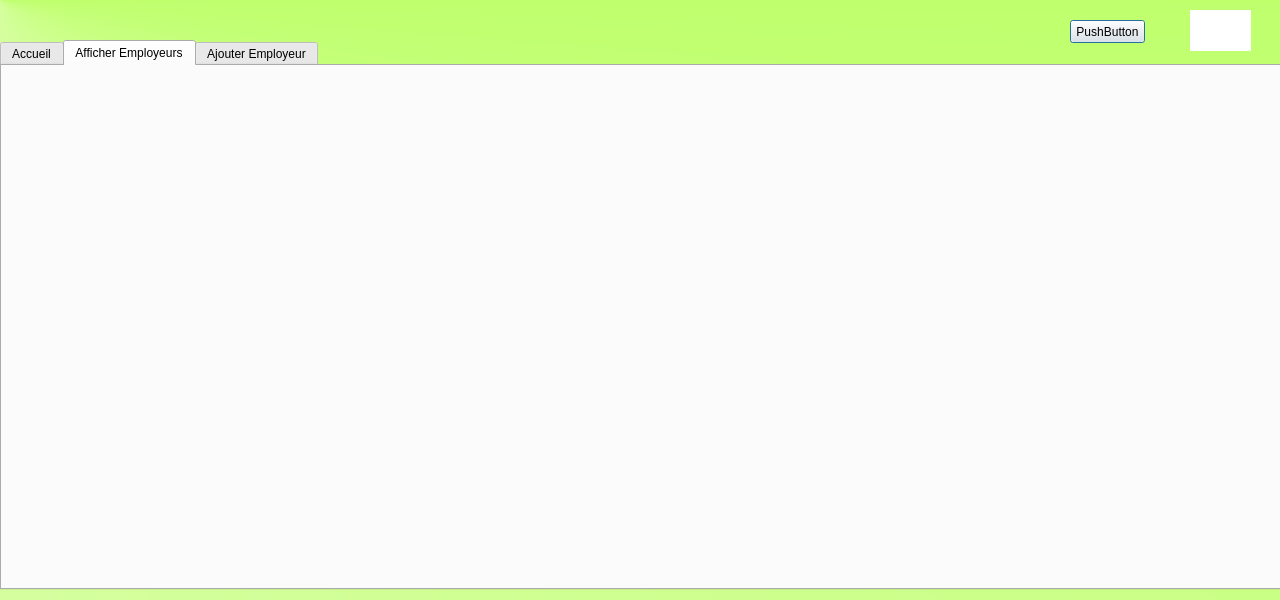
Above: acceuil.ui from 191JFT2263/FuseSmart before the change. Below: the same form after it.
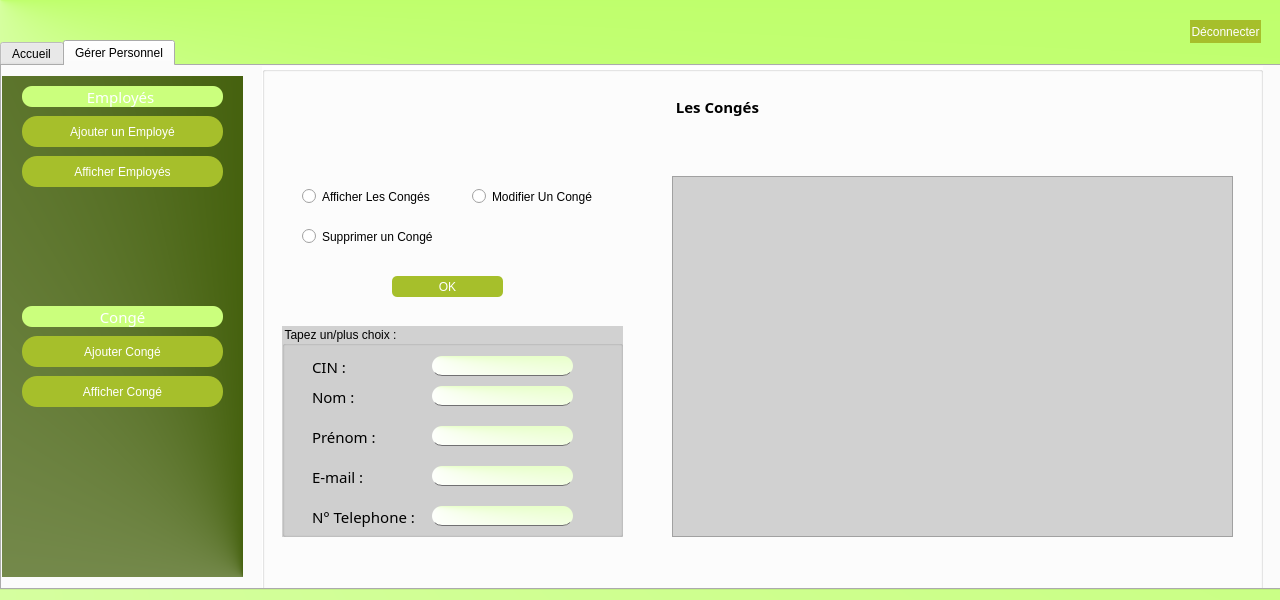
That is the form after the change. The open tabs and pages were chosen to show the change.

What changed in the file:
```diff
--- a/acceuil.ui
+++ b/acceuil.ui
@@ -18,10 +18,65 @@
   </property>
   <property name="styleSheet">
    <string notr="true">QDialog{
-background:qconicalgradient(cx:0, cy:0, angle:98.8, stop:0 rgba(255, 255, 255, 255), stop:1 rgba(167, 255, 53, 255));}
+background:qconicalgradient(cx:0, cy:0, angle:98.8, stop:0 rgba(255, 255, 255, 255), stop:1 rgba(167, 255, 53, 255));
+
+}
+
 #decnx{
 background : white ;
-}</string>
+}
+
+
+QLineEdit
+{
+background : qconicalgradient(cx:0, cy:0, angle:264, stop:0 rgba(255, 255, 255, 255), stop:1 rgba(167, 255, 53, 255));
+border-radius:10px;
+color : #717072;
+font-family:century;
+border-bottom:1px solid#717072;
+
+}
+
+QLineEdit:hover
+{
+background : qconicalgradient(cx:0, cy:0, angle:264, stop:0 rgba(255, 255, 255, 255), stop:1 rgba(167, 255, 53, 255));
+border-radius:10px;
+color : #717072;
+border-bottom:1px solid rgb(90, 93, 255);
+font-family:century;
+
+}
+
+QDateEdit{
+background : qconicalgradient(cx:0, cy:0, angle:264, stop:0 rgba(255, 255, 255, 255), stop:1 rgba(167, 255, 53, 255));
+border-radius:10px;
+color : #717072;
+font-family:century;
+border-bottom:1px solid#717072;
+}
+
+
+
+
+
+QLabel{
+color : black;
+font-family:century c;
+font-size:15px;
+}
+
+QPushButton
+{
+background : rgb(166, 191, 43);
+color : white ;
+border-radius:15px;
+}
+QPushButton:hover
+{
+background:	rgb(255, 232, 103);
+border-radius:10px;
+}
+</string>
   </property>
   <property name="sizeGripEnabled">
    <bool>false</bool>
@@ -40,7 +95,18 @@
    </property>
    <property name="styleSheet">
     <string notr="true">QDialog{
-background:qconicalgradient(cx:0, cy:0, angle:98.8, stop:0 rgba(255, 255, 255, 255), stop:1 rgba(167, 255, 53, 255));}</string>
+background:qconicalgradient(cx:0, cy:0, angle:98.8, stop:0 rgba(255, 255, 255, 255), stop:1 rgba(167, 255, 53, 255));
+
+}
+
+QGroupBox
+{
+
+background :qlineargradient(spread:pad, x1:0, y1:0, x2:1, y2:1, stop:0 rgba(255, 255, 255, 255), stop:1 rgba(255, 255, 255, 255))
+;
+
+
+}</string>
    </property>
    <property name="currentIndex">
     <number>2</number>
@@ -52,39 +118,1415 @@
    </widget>
    <widget class="QWidget" name="tab2">
     <attribute name="title">
-     <string>Afficher Employeurs</string>
-    </attribute>
-   </widget>
-   <widget class="QWidget" name="tab3">
-    <attribute name="title">
-     <string>Ajouter Employeur</string>
-    </attribute>
-   </widget>
-  </widget>
-  <widget class="QLabel" name="decnx">
-   <property name="geometry">
-    <rect>
-     <x>1190</x>
-     <y>10</y>
-     <width>61</width>
-     <height>41</height>
-    </rect>
-   </property>
-   <property name="text">
-    <string/>
-   </property>
+     <string>Gérer Personnel</string>
+    </attribute>
+    <widget class="QGroupBox" name="groupBox">
+     <property name="geometry">
+      <rect>
+       <x>0</x>
+       <y>10</y>
+       <width>241</width>
+       <height>501</height>
+      </rect>
+     </property>
+     <property name="styleSheet">
+      <string notr="true">QGroupBox
+{
+background : qconicalgradient(cx:1, cy:1, angle:89.1, stop:0 rgba(69, 97, 14, 255), stop:1 rgba(255, 255, 255, 255));
+border :0px;
+}
+QLabel
+{
+background  : transparent ;
+color : white;
+font-size:15px;
+background:	rgb(203, 255, 125);
+border-radius:10px;
+}</string>
+     </property>
+     <property name="title">
+      <string/>
+     </property>
+     <widget class="QPushButton" name="pushButton_2">
+      <property name="geometry">
+       <rect>
+        <x>20</x>
+        <y>40</y>
+        <width>201</width>
+        <height>31</height>
+       </rect>
+      </property>
+      <property name="text">
+       <string>Ajouter un Employé</string>
+      </property>
+     </widget>
+     <widget class="QPushButton" name="pushButton_3">
+      <property name="geometry">
+       <rect>
+        <x>20</x>
+        <y>80</y>
+        <width>201</width>
+        <height>31</height>
+       </rect>
+      </property>
+      <property name="text">
+       <string>Afficher Employés</string>
+      </property>
+     </widget>
+     <widget class="QLabel" name="label_9">
+      <property name="geometry">
+       <rect>
+        <x>20</x>
+        <y>10</y>
+        <width>201</width>
+        <height>21</height>
+       </rect>
+      </property>
+      <property name="font">
+       <font>
+        <family>century c</family>
+        <pointsize>-1</pointsize>
+        <weight>50</weight>
+        <bold>false</bold>
+       </font>
+      </property>
+      <property name="text">
+       <string>Employés </string>
+      </property>
+      <property name="alignment">
+       <set>Qt::AlignCenter</set>
+      </property>
+     </widget>
+     <widget class="QLabel" name="label_10">
+      <property name="geometry">
+       <rect>
+        <x>20</x>
+        <y>230</y>
+        <width>201</width>
+        <height>21</height>
+       </rect>
+      </property>
+      <property name="font">
+       <font>
+        <family>century c</family>
+        <pointsize>-1</pointsize>
+        <weight>50</weight>
+        <bold>false</bold>
+       </font>
+      </property>
+      <property name="text">
+       <string>Congé</string>
+      </property>
+      <property name="alignment">
+       <set>Qt::AlignCenter</set>
+      </property>
+     </widget>
+     <widget class="QPushButton" name="ajouter_conge">
+      <property name="geometry">
+       <rect>
+        <x>20</x>
+        <y>260</y>
+        <width>201</width>
+        <height>31</height>
+       </rect>
+      </property>
+      <property name="text">
+       <string>Ajouter Congé</string>
+      </property>
+     </widget>
+     <widget class="QPushButton" name="afficher_conge">
+      <property name="geometry">
+       <rect>
+        <x>20</x>
+        <y>300</y>
+        <width>201</width>
+        <height>31</height>
+       </rect>
+      </property>
+      <property name="text">
+       <string>Afficher Congé</string>
+      </property>
+     </widget>
+    </widget>
+    <widget class="QGroupBox" name="groupBox_Ajouter">
+     <property name="geometry">
+      <rect>
+       <x>260</x>
+       <y>0</y>
+       <width>1001</width>
+       <height>511</height>
+      </rect>
+     </property>
+     <property name="styleSheet">
+      <string notr="true">QGroupBox
+{
+/*
+background :qlineargradient(spread:pad, x1:0, y1:0, x2:1, y2:1, stop:0 rgba(248, 255, 212, 255), stop:1 rgba(255, 255, 255, 255))
+;*/
+
+background:white;
+
+}</string>
+     </property>
+     <property name="title">
+      <string/>
+     </property>
+     <property name="alignment">
+      <set>Qt::AlignCenter</set>
+     </property>
+     <widget class="QLabel" name="AjouterEmploye">
+      <property name="geometry">
+       <rect>
+        <x>470</x>
+        <y>10</y>
+        <width>181</width>
+        <height>91</height>
+       </rect>
+      </property>
+      <property name="font">
+       <font>
+        <family>century c</family>
+        <pointsize>-1</pointsize>
+       </font>
+      </property>
+      <property name="text">
+       <string>Ajouter employé</string>
+      </property>
+     </widget>
+     <widget class="QFrame" name="frame">
+      <property name="geometry">
+       <rect>
+        <x>200</x>
+        <y>90</y>
+        <width>621</width>
+        <height>371</height>
+       </rect>
+      </property>
+      <property name="styleSheet">
+       <string notr="true">QFrame
+{
+background: rgb(209, 209, 209);
+border-raduis:50px;
+}</string>
+      </property>
+      <property name="frameShape">
+       <enum>QFrame::StyledPanel</enum>
+      </property>
+      <property name="frameShadow">
+       <enum>QFrame::Raised</enum>
+      </property>
+      <widget class="QLineEdit" name="lineEdit_5">
+       <property name="geometry">
+        <rect>
+         <x>280</x>
+         <y>210</y>
+         <width>211</width>
+         <height>21</height>
+        </rect>
+       </property>
+       <property name="alignment">
+        <set>Qt::AlignCenter</set>
+       </property>
+       <property name="placeholderText">
+        <string>ex:28000046</string>
+       </property>
+      </widget>
+      <widget class="QLabel" name="label_4">
+       <property name="geometry">
+        <rect>
+         <x>120</x>
+         <y>101</y>
+         <width>151</width>
+         <height>21</height>
+        </rect>
+       </property>
+       <property name="text">
+        <string>* Nom :</string>
+       </property>
+       <property name="alignment">
+        <set>Qt::AlignLeading|Qt::AlignLeft|Qt::AlignVCenter</set>
+       </property>
+      </widget>
+      <widget class="QLineEdit" name="lineEdit_6">
+       <property name="geometry">
+        <rect>
+         <x>280</x>
+         <y>251</y>
+         <width>211</width>
+         <height>21</height>
+        </rect>
+       </property>
+       <property name="alignment">
+        <set>Qt::AlignCenter</set>
+       </property>
+       <property name="placeholderText">
+        <string>a@gmail.com</string>
+       </property>
+      </widget>
+      <widget class="QLabel" name="label_3">
+       <property name="geometry">
+        <rect>
+         <x>120</x>
+         <y>71</y>
+         <width>151</width>
+         <height>21</height>
+        </rect>
+       </property>
+       <property name="text">
+        <string>* Prenom :</string>
+       </property>
+       <property name="alignment">
+        <set>Qt::AlignLeading|Qt::AlignLeft|Qt::AlignVCenter</set>
+       </property>
+      </widget>
+      <widget class="QLabel" name="label_5">
+       <property name="geometry">
+        <rect>
+         <x>120</x>
+         <y>131</y>
+         <width>151</width>
+         <height>21</height>
+        </rect>
+       </property>
+       <property name="text">
+        <string>* Date de naissance :</string>
+       </property>
+       <property name="alignment">
+        <set>Qt::AlignLeading|Qt::AlignLeft|Qt::AlignVCenter</set>
+       </property>
+      </widget>
+      <widget class="QPushButton" name="pushButton_6">
+       <property name="geometry">
+        <rect>
+         <x>320</x>
+         <y>310</y>
+         <width>111</width>
+         <height>31</height>
+        </rect>
+       </property>
+       <property name="text">
+        <string>Annuler</string>
+       </property>
+      </widget>
+      <widget class="QLabel" name="label_6">
+       <property name="geometry">
+        <rect>
+         <x>120</x>
+         <y>252</y>
+         <width>131</width>
+         <height>21</height>
+        </rect>
+       </property>
+       <property name="text">
+        <string>* E-mail :</string>
+       </property>
+       <property name="alignment">
+        <set>Qt::AlignLeading|Qt::AlignLeft|Qt::AlignVCenter</set>
+       </property>
+      </widget>
+      <widget class="QLineEdit" name="lineEdit_3">
+       <property name="geometry">
+        <rect>
+         <x>280</x>
+         <y>101</y>
+         <width>211</width>
+         <height>20</height>
+        </rect>
+       </property>
+       <property name="alignment">
+        <set>Qt::AlignCenter</set>
+       </property>
+       <property name="placeholderText">
+        <string>El Madhkour</string>
+       </property>
+      </widget>
+      <widget class="QLineEdit" name="lineEdit">
+       <property name="geometry">
+        <rect>
+         <x>280</x>
+         <y>41</y>
+         <width>211</width>
+         <height>20</height>
+        </rect>
+       </property>
+       <property name="inputMask">
+        <string/>
+       </property>
+       <property name="text">
+        <string/>
+       </property>
+       <property name="alignment">
+        <set>Qt::AlignCenter</set>
+       </property>
+       <property name="placeholderText">
+        <string>ex:12345678</string>
+       </property>
+      </widget>
+      <widget class="QDateEdit" name="dateEdit">
+       <property name="geometry">
+        <rect>
+         <x>280</x>
+         <y>131</y>
+         <width>211</width>
+         <height>22</height>
+        </rect>
+       </property>
+       <property name="frame">
+        <bool>true</bool>
+       </property>
+       <property name="alignment">
+        <set>Qt::AlignCenter</set>
+       </property>
+       <property name="buttonSymbols">
+        <enum>QAbstractSpinBox::UpDownArrows</enum>
+       </property>
+       <property name="correctionMode">
+        <enum>QAbstractSpinBox::CorrectToPreviousValue</enum>
+       </property>
+       <property name="displayFormat">
+        <string>dd/MM/yyyy</string>
+       </property>
+       <property name="calendarPopup">
+        <bool>false</bool>
+       </property>
+      </widget>
+      <widget class="QLabel" name="label_8">
+       <property name="geometry">
+        <rect>
+         <x>120</x>
+         <y>212</y>
+         <width>131</width>
+         <height>21</height>
+        </rect>
+       </property>
+       <property name="text">
+        <string>* N° Telephone :</string>
+       </property>
+       <property name="alignment">
+        <set>Qt::AlignLeading|Qt::AlignLeft|Qt::AlignVCenter</set>
+       </property>
+      </widget>
+      <widget class="QLineEdit" name="lineEdit_2">
+       <property name="geometry">
+        <rect>
+         <x>280</x>
+         <y>71</y>
+         <width>211</width>
+         <height>20</height>
+        </rect>
+       </property>
+       <property name="alignment">
+        <set>Qt::AlignCenter</set>
+       </property>
+       <property name="placeholderText">
+        <string>Nasreddine</string>
+       </property>
+      </widget>
+      <widget class="QLabel" name="label_2">
+       <property name="geometry">
+        <rect>
+         <x>120</x>
+         <y>41</y>
+         <width>151</width>
+         <height>21</height>
+        </rect>
+       </property>
+       <property name="text">
+        <string>* CIN :</string>
+       </property>
+       <property name="alignment">
+        <set>Qt::AlignLeading|Qt::AlignLeft|Qt::AlignVCenter</set>
+       </property>
+      </widget>
+      <widget class="QLabel" name="label_7">
+       <property name="geometry">
+        <rect>
+         <x>120</x>
+         <y>172</y>
+         <width>131</width>
+         <height>21</height>
+        </rect>
+       </property>
+       <property name="text">
+        <string>* Adresse :</string>
+       </property>
+       <property name="alignment">
+        <set>Qt::AlignLeading|Qt::AlignLeft|Qt::AlignVCenter</set>
+       </property>
+      </widget>
+      <widget class="QLineEdit" name="lineEdit_4">
+       <property name="geometry">
+        <rect>
+         <x>280</x>
+         <y>170</y>
+         <width>211</width>
+         <height>21</height>
+        </rect>
+       </property>
+       <property name="alignment">
+        <set>Qt::AlignCenter</set>
+       </property>
+       <property name="placeholderText">
+        <string>Ariana Soghra</string>
+       </property>
+      </widget>
+      <widget class="QPushButton" name="pushButton_5">
+       <property name="geometry">
+        <rect>
+         <x>204</x>
+         <y>310</y>
+         <width>111</width>
+         <height>31</height>
+        </rect>
+       </property>
+       <property name="text">
+        <string>Ajouter</string>
+       </property>
+      </widget>
+     </widget>
+     <zorder>frame</zorder>
+     <zorder>AjouterEmploye</zorder>
+    </widget>
+    <widget class="QGroupBox" name="groupBox_afficherEmployes">
+     <property name="geometry">
+      <rect>
+       <x>260</x>
+       <y>0</y>
+       <width>1001</width>
+       <height>511</height>
+      </rect>
+     </property>
+     <property name="styleSheet">
+      <string notr="true">QPushButton
+{
+background : rgb(166, 191, 43);
+color : white ;
+border-radius:5px;
+}
+QPushButton:hover
+{
+background:	rgb(255, 232, 103);
+border-radius:10px;
+}
+
+
+QGroupBox
+{
+
+background :qlineargradient(spread:pad, x1:0, y1:0, x2:1, y2:1, stop:0 rgba(255, 255, 255, 255), stop:1 rgba(255, 255, 255, 255))
+;
+
+
+
+}</string>
+     </property>
+     <property name="title">
+      <string/>
+     </property>
+     <property name="alignment">
+      <set>Qt::AlignCenter</set>
+     </property>
+     <widget class="QLabel" name="label_17">
+      <property name="geometry">
+       <rect>
+        <x>370</x>
+        <y>20</y>
+        <width>291</width>
+        <height>41</height>
+       </rect>
+      </property>
+      <property name="font">
+       <font>
+        <family>century c</family>
+        <pointsize>-1</pointsize>
+        <weight>75</weight>
+        <bold>true</bold>
+       </font>
+      </property>
+      <property name="text">
+       <string> Les Employés</string>
+      </property>
+     </widget>
+     <widget class="QTableView" name="tableView">
+      <property name="geometry">
+       <rect>
+        <x>410</x>
+        <y>110</y>
+        <width>561</width>
+        <height>361</height>
+       </rect>
+      </property>
+      <property name="styleSheet">
+       <string notr="true">QTableView
+{
+background: rgb(209, 209, 209);
+
+
+}
+
+QTableView:hover
+{
+background: rgb(189, 189, 56);
+}</string>
+      </property>
+     </widget>
+     <widget class="QGroupBox" name="groupBox_4">
+      <property name="geometry">
+       <rect>
+        <x>20</x>
+        <y>260</y>
+        <width>341</width>
+        <height>211</height>
+       </rect>
+      </property>
+      <property name="styleSheet">
+       <string notr="true">QGroupBox
+{
+background: rgb(209, 209, 209);
+
+}</string>
+      </property>
+      <property name="title">
+       <string>Tapez un/plus choix :</string>
+      </property>
+      <widget class="QLabel" name="label_18">
+       <property name="geometry">
+        <rect>
+         <x>30</x>
+         <y>30</y>
+         <width>111</width>
+         <height>21</height>
+        </rect>
+       </property>
+       <property name="text">
+        <string>CIN :</string>
+       </property>
+      </widget>
+      <widget class="QLabel" name="label_20">
+       <property name="geometry">
+        <rect>
+         <x>30</x>
+         <y>100</y>
+         <width>111</width>
+         <height>21</height>
+        </rect>
+       </property>
+       <property name="text">
+        <string>Prénom :</string>
+       </property>
+      </widget>
+      <widget class="QLabel" name="label_19">
+       <property name="geometry">
+        <rect>
+         <x>30</x>
+         <y>60</y>
+         <width>111</width>
+         <height>21</height>
+        </rect>
+       </property>
+       <property name="text">
+        <string>Nom :</string>
+       </property>
+      </widget>
+      <widget class="QLabel" name="label_26">
+       <property name="geometry">
+        <rect>
+         <x>30</x>
+         <y>140</y>
+         <width>111</width>
+         <height>21</height>
+        </rect>
+       </property>
+       <property name="text">
+        <string>E-mail :</string>
+       </property>
+      </widget>
+      <widget class="QLabel" name="label_27">
+       <property name="geometry">
+        <rect>
+         <x>30</x>
+         <y>180</y>
+         <width>111</width>
+         <height>21</height>
+        </rect>
+       </property>
+       <property name="text">
+        <string>N° Telephone :</string>
+       </property>
+      </widget>
+      <widget class="QLineEdit" name="lineEdit_19">
+       <property name="geometry">
+        <rect>
+         <x>150</x>
+         <y>30</y>
+         <width>141</width>
+         <height>20</height>
+        </rect>
+       </property>
+       <property name="alignment">
+        <set>Qt::AlignCenter</set>
+       </property>
+      </widget>
+      <widget class="QLineEdit" name="lineEdit_20">
+       <property name="geometry">
+        <rect>
+         <x>150</x>
+         <y>60</y>
+         <width>141</width>
+         <height>20</height>
+        </rect>
+       </property>
+       <property name="alignment">
+        <set>Qt::AlignCenter</set>
+       </property>
+      </widget>
+      <widget class="QLineEdit" name="lineEdit_21">
+       <property name="geometry">
+        <rect>
+         <x>150</x>
+         <y>100</y>
+         <width>141</width>
+         <height>20</height>
+        </rect>
+       </property>
+       <property name="alignment">
+        <set>Qt::AlignCenter</set>
+       </property>
+      </widget>
+      <widget class="QLineEdit" name="lineEdit_22">
+       <property name="geometry">
+        <rect>
+         <x>150</x>
+         <y>140</y>
+         <width>141</width>
+         <height>20</height>
+        </rect>
+       </property>
+       <property name="alignment">
+        <set>Qt::AlignCenter</set>
+       </property>
+      </widget>
+      <widget class="QLineEdit" name="lineEdit_23">
+       <property name="geometry">
+        <rect>
+         <x>150</x>
+         <y>180</y>
+         <width>141</width>
+         <height>20</height>
+        </rect>
+       </property>
+       <property name="alignment">
+        <set>Qt::AlignCenter</set>
+       </property>
+      </widget>
+     </widget>
+     <widget class="QRadioButton" name="radioButton">
+      <property name="geometry">
+       <rect>
+        <x>40</x>
+        <y>120</y>
+        <width>151</width>
+        <height>21</height>
+       </rect>
+      </property>
+      <property name="text">
+       <string>Afficher Tous les employés</string>
+      </property>
+     </widget>
+     <widget class="QRadioButton" name="radioButton_2">
+      <property name="geometry">
+       <rect>
+        <x>210</x>
+        <y>120</y>
+        <width>121</width>
+        <height>21</height>
+       </rect>
+      </property>
+      <property name="text">
+       <string>Un Employé</string>
+      </property>
+     </widget>
+     <widget class="QPushButton" name="pushButton_9">
+      <property name="geometry">
+       <rect>
+        <x>120</x>
+        <y>200</y>
+        <width>111</width>
+        <height>23</height>
+       </rect>
+      </property>
+      <property name="text">
+       <string>OK</string>
+      </property>
+     </widget>
+     <widget class="QRadioButton" name="radioButton_3">
+      <property name="geometry">
+       <rect>
+        <x>40</x>
+        <y>160</y>
+        <width>151</width>
+        <height>21</height>
+       </rect>
+      </property>
+      <property name="text">
+       <string>Supprimer un employé</string>
+      </property>
+     </widget>
+     <widget class="QRadioButton" name="radioButton_4">
+      <property name="geometry">
+       <rect>
+        <x>210</x>
+        <y>160</y>
+        <width>121</width>
+        <height>21</height>
+       </rect>
+      </property>
+      <property name="text">
+       <string>Modifier Un employé</string>
+      </property>
+     </widget>
+    </widget>
+    <widget class="QGroupBox" name="groupBox_Conge">
+     <property name="geometry">
+      <rect>
+       <x>260</x>
+       <y>0</y>
+       <width>1001</width>
+       <height>511</height>
+      </rect>
+     </property>
+     <property name="styleSheet">
+      <string notr="true">QPushButton
+{
+background : rgb(166, 191, 43);
+color : white ;
+border-radius:5px;
+}
+QPushButton:hover
+{
+background:	rgb(255, 232, 103);
+border-radius:10px;
+}
+
+
+QGroupBox
+{
+
+background :qlineargradient(spread:pad, x1:0, y1:0, x2:1, y2:1, stop:0 rgba(255, 255, 255, 255), stop:1 rgba(255, 255, 255, 255))
+;
+
+
+
+}</string>
+     </property>
+     <property name="title">
+      <string/>
+     </property>
+     <property name="alignment">
+      <set>Qt::AlignCenter</set>
+     </property>
+     <widget class="QFrame" name="frame_2">
+      <property name="geometry">
+       <rect>
+        <x>200</x>
+        <y>90</y>
+        <width>621</width>
+        <height>371</height>
+       </rect>
+      </property>
+      <property name="styleSheet">
+       <string notr="true">QFrame
+{
+background: rgb(209, 209, 209);
+border-raduis:50px;
+}</string>
+      </property>
+      <property name="frameShape">
+       <enum>QFrame::StyledPanel</enum>
+      </property>
+      <property name="frameShadow">
+       <enum>QFrame::Raised</enum>
+      </property>
+      <widget class="QLabel" name="label_11">
+       <property name="geometry">
+        <rect>
+         <x>120</x>
+         <y>101</y>
+         <width>151</width>
+         <height>21</height>
+        </rect>
+       </property>
+       <property name="text">
+        <string>* Nom :</string>
+       </property>
+       <property name="alignment">
+        <set>Qt::AlignLeading|Qt::AlignLeft|Qt::AlignVCenter</set>
+       </property>
+      </widget>
+      <widget class="QLabel" name="label_12">
+       <property name="geometry">
+        <rect>
+         <x>120</x>
+         <y>71</y>
+         <width>151</width>
+         <height>21</height>
+        </rect>
+       </property>
+       <property name="text">
+        <string>* Prenom :</string>
+       </property>
+       <property name="alignment">
+        <set>Qt::AlignLeading|Qt::AlignLeft|Qt::AlignVCenter</set>
+       </property>
+      </widget>
+      <widget class="QLabel" name="label_13">
+       <property name="geometry">
+        <rect>
+         <x>120</x>
+         <y>131</y>
+         <width>151</width>
+         <height>21</height>
+        </rect>
+       </property>
+       <property name="text">
+        <string>* Date de Début:</string>
+       </property>
+       <property name="alignment">
+        <set>Qt::AlignLeading|Qt::AlignLeft|Qt::AlignVCenter</set>
+       </property>
+      </widget>
+      <widget class="QPushButton" name="pushButton_7">
+       <property name="geometry">
+        <rect>
+         <x>350</x>
+         <y>290</y>
+         <width>111</width>
+         <height>31</height>
+        </rect>
+       </property>
+       <property name="text">
+        <string>Annuler</string>
+       </property>
+      </widget>
+      <widget class="QLabel" name="label_14">
+       <property name="geometry">
+        <rect>
+         <x>120</x>
+         <y>210</y>
+         <width>131</width>
+         <height>21</height>
+        </rect>
+       </property>
+       <property name="text">
+        <string>* Type de Congé :</string>
+       </property>
+       <property name="alignment">
+        <set>Qt::AlignLeading|Qt::AlignLeft|Qt::AlignVCenter</set>
+       </property>
+      </widget>
+      <widget class="QLineEdit" name="lineEdit_9">
+       <property name="geometry">
+        <rect>
+         <x>280</x>
+         <y>101</y>
+         <width>211</width>
+         <height>20</height>
+        </rect>
+       </property>
+       <property name="alignment">
+        <set>Qt::AlignCenter</set>
+       </property>
+       <property name="placeholderText">
+        <string>El Madhkour</string>
+       </property>
+      </widget>
+      <widget class="QLineEdit" name="lineEdit_10">
+       <property name="geometry">
+        <rect>
+         <x>280</x>
+         <y>41</y>
+         <width>211</width>
+         <height>20</height>
+        </rect>
+       </property>
+       <property name="inputMask">
+        <string/>
+       </property>
+       <property name="text">
+        <string/>
+       </property>
+       <property name="alignment">
+        <set>Qt::AlignCenter</set>
+       </property>
+       <property name="placeholderText">
+        <string>ex:12345678</string>
+       </property>
+      </widget>
+      <widget class="QDateEdit" name="dateEdit_2">
+       <property name="geometry">
+        <rect>
+         <x>280</x>
+         <y>131</y>
+         <width>211</width>
+         <height>22</height>
+        </rect>
+       </property>
+       <property name="frame">
+        <bool>true</bool>
+       </property>
+       <property name="alignment">
+        <set>Qt::AlignCenter</set>
+       </property>
+       <property name="buttonSymbols">
+        <enum>QAbstractSpinBox::UpDownArrows</enum>
+       </property>
+       <property name="correctionMode">
+        <enum>QAbstractSpinBox::CorrectToPreviousValue</enum>
+       </property>
+       <property name="currentSection">
+        <enum>QDateTimeEdit::DaySection</enum>
+       </property>
+       <property name="displayFormat">
+        <string>dd/MM/yyyy</string>
+       </property>
+       <property name="calendarPopup">
+        <bool>false</bool>
+       </property>
+      </widget>
+      <widget class="QLineEdit" name="lineEdit_11">
+       <property name="geometry">
+        <rect>
+         <x>280</x>
+         <y>71</y>
+         <width>211</width>
+         <height>20</height>
+        </rect>
+       </property>
+       <property name="alignment">
+        <set>Qt::AlignCenter</set>
+       </property>
+       <property name="placeholderText">
+        <string>Nasreddine</string>
+       </property>
+      </widget>
+      <widget class="QLabel" name="label_16">
+       <property name="geometry">
+        <rect>
+         <x>120</x>
+         <y>41</y>
+         <width>151</width>
+         <height>21</height>
+        </rect>
+       </property>
+       <property name="text">
+        <string>* CIN :</string>
+       </property>
+       <property name="alignment">
+        <set>Qt::AlignLeading|Qt::AlignLeft|Qt::AlignVCenter</set>
+       </property>
+      </widget>
+      <widget class="QLabel" name="label_21">
+       <property name="geometry">
+        <rect>
+         <x>120</x>
+         <y>172</y>
+         <width>131</width>
+         <height>21</height>
+        </rect>
+       </property>
+       <property name="text">
+        <string>* Date de Fin :</string>
+       </property>
+       <property name="alignment">
+        <set>Qt::AlignLeading|Qt::AlignLeft|Qt::AlignVCenter</set>
+       </property>
+      </widget>
+      <widget class="QLineEdit" name="lineEdit_12">
+       <property name="geometry">
+        <rect>
+         <x>280</x>
+         <y>210</y>
+         <width>211</width>
+         <height>21</height>
+        </rect>
+       </property>
+       <property name="alignment">
+        <set>Qt::AlignCenter</set>
+       </property>
+       <property name="placeholderText">
+        <string>ex:maladie</string>
+       </property>
+      </widget>
+      <widget class="QPushButton" name="pushButton_8">
+       <property name="geometry">
+        <rect>
+         <x>220</x>
+         <y>290</y>
+         <width>111</width>
+         <height>31</height>
+        </rect>
+       </property>
+       <property name="text">
+        <string>Ajouter</string>
+       </property>
+      </widget>
+      <widget class="QDateEdit" name="dateEdit_3">
+       <property name="geometry">
+        <rect>
+         <x>280</x>
+         <y>170</y>
+         <width>211</width>
+         <height>22</height>
+        </rect>
+       </property>
+       <property name="frame">
+        <bool>true</bool>
+       </property>
+       <property name="alignment">
+        <set>Qt::AlignCenter</set>
+       </property>
+       <property name="buttonSymbols">
+        <enum>QAbstractSpinBox::UpDownArrows</enum>
+       </property>
+       <property name="correctionMode">
+        <enum>QAbstractSpinBox::CorrectToPreviousValue</enum>
+       </property>
+       <property name="dateTime">
+        <datetime>
+         <hour>0</hour>
+         <minute>0</minute>
+         <second>0</second>
+         <year>2000</year>
+         <month>1</month>
+         <day>5</day>
+        </datetime>
+       </property>
+       <property name="displayFormat">
+        <string>dd/MM/yyyy</string>
+       </property>
+       <property name="calendarPopup">
+        <bool>false</bool>
+       </property>
+      </widget>
+     </widget>
+     <widget class="QLabel" name="AjouterConge">
+      <property name="geometry">
+       <rect>
+        <x>400</x>
+        <y>10</y>
+        <width>251</width>
+        <height>101</height>
+       </rect>
+      </property>
+      <property name="text">
+       <string>AjouterCongé</string>
+      </property>
+     </widget>
+    </widget>
+    <widget class="QGroupBox" name="groupBox_afficherConges">
+     <property name="geometry">
+      <rect>
+       <x>260</x>
+       <y>0</y>
+       <width>1001</width>
+       <height>561</height>
+      </rect>
+     </property>
+     <property name="styleSheet">
+      <string notr="true">QPushButton
+{
+background : rgb(166, 191, 43);
+color : white ;
+border-radius:5px;
+}
+QPushButton:hover
+{
+background:	rgb(255, 232, 103);
+border-radius:10px;
+}
+
+
+QGroupBox
+{
+
+background :qlineargradient(spread:pad, x1:0, y1:0, x2:1, y2:1, stop:0 rgba(255, 255, 255, 255), stop:1 rgba(255, 255, 255, 255))
+;
+
+
+
+}</string>
+     </property>
+     <property name="title">
+      <string/>
+     </property>
+     <property name="alignment">
+      <set>Qt::AlignCenter</set>
+     </property>
+     <widget class="QLabel" name="label_22">
+      <property name="geometry">
+       <rect>
+        <x>410</x>
+        <y>20</y>
+        <width>291</width>
+        <height>41</height>
+       </rect>
+      </property>
+      <property name="font">
+       <font>
+        <family>century c</family>
+        <pointsize>-1</pointsize>
+        <weight>75</weight>
+        <bold>true</bold>
+       </font>
+      </property>
+      <property name="text">
+       <string> Les Congés</string>
+      </property>
+     </widget>
+     <widget class="QTableView" name="tableView_2">
+      <property name="geometry">
+       <rect>
+        <x>410</x>
+        <y>110</y>
+        <width>561</width>
+        <height>361</height>
+       </rect>
+      </property>
+      <property name="styleSheet">
+       <string notr="true">QTableView
+{
+background: rgb(209, 209, 209);
+
+
+}
+
+QTableView:hover
+{
+background: rgb(189, 189, 56);
+}</string>
+      </property>
+     </widget>
+     <widget class="QGroupBox" name="groupBox_5">
+      <property name="geometry">
+       <rect>
+        <x>20</x>
+        <y>260</y>
+        <width>341</width>
+        <height>211</height>
+       </rect>
+      </property>
+      <property name="styleSheet">
+       <string notr="true">QGroupBox
+{
+background: rgb(209, 209, 209);
+
+}</string>
+      </property>
+      <property name="title">
+       <string>Tapez un/plus choix :</string>
+      </property>
+      <widget class="QLabel" name="label_23">
+       <property name="geometry">
+        <rect>
+         <x>30</x>
+         <y>30</y>
+         <width>111</width>
+         <height>21</height>
+        </rect>
+       </property>
+       <property name="text">
+        <string>CIN :</string>
+       </property>
+      </widget>
+      <widget class="QLabel" name="label_24">
+       <property name="geometry">
+        <rect>
+         <x>30</x>
+         <y>100</y>
+         <width>111</width>
+         <height>21</height>
+        </rect>
+       </property>
+       <property name="text">
+        <string>Prénom :</string>
+       </property>
+      </widget>
+      <widget class="QLabel" name="label_25">
+       <property name="geometry">
+        <rect>
+         <x>30</x>
+         <y>60</y>
+         <width>111</width>
+         <height>21</height>
+        </rect>
+       </property>
+       <property name="text">
+        <string>Nom :</string>
+       </property>
+      </widget>
+      <widget class="QLabel" name="label_28">
+       <property name="geometry">
+        <rect>
+         <x>30</x>
+         <y>140</y>
+         <width>111</width>
+         <height>21</height>
+        </rect>
+       </property>
+       <property name="text">
+        <string>E-mail :</string>
+       </property>
+      </widget>
+      <widget class="QLabel" name="label_29">
+       <property name="geometry">
+        <rect>
+         <x>30</x>
+         <y>180</y>
+         <width>111</width>
+         <height>21</height>
+        </rect>
+       </property>
+       <property name="text">
+        <string>N° Telephone :</string>
+       </property>
+      </widget>
+      <widget class="QLineEdit" name="lineEdit_24">
+       <property name="geometry">
+        <rect>
+         <x>150</x>
+         <y>30</y>
+         <width>141</width>
+         <height>20</height>
+        </rect>
+       </property>
+       <property name="alignment">
+        <set>Qt::AlignCenter</set>
+       </property>
+      </widget>
+      <widget class="QLineEdit" name="lineEdit_25">
+       <property name="geometry">
+        <rect>
+         <x>150</x>
+         <y>60</y>
+         <width>141</width>
+         <height>20</height>
+        </rect>
+       </property>
+       <property name="alignment">
+        <set>Qt::AlignCenter</set>
+       </property>
+      </widget>
+      <widget class="QLineEdit" name="lineEdit_26">
+       <property name="geometry">
+        <rect>
+         <x>150</x>
+         <y>100</y>
+         <width>141</width>
+         <height>20</height>
+        </rect>
+       </property>
+       <property name="alignment">
+        <set>Qt::AlignCenter</set>
+       </property>
+      </widget>
+      <widget class="QLineEdit" name="lineEdit_27">
+       <property name="geometry">
+        <rect>
+         <x>150</x>
+         <y>140</y>
+         <width>141</width>
+         <height>20</height>
+        </rect>
+       </property>
+       <property name="alignment">
+        <set>Qt::AlignCenter</set>
+       </property>
+      </widget>
+      <widget class="QLineEdit" name="lineEdit_28">
+       <property name="geometry">
+        <rect>
+         <x>150</x>
+         <y>180</y>
+         <width>141</width>
+         <height>20</height>
+        </rect>
+       </property>
+       <property name="alignment">
+        <set>Qt::AlignCenter</set>
+       </property>
+      </widget>
+     </widget>
+     <widget class="QRadioButton" name="radioButton_5">
+      <property name="geometry">
+       <rect>
+        <x>40</x>
+        <y>120</y>
+        <width>151</width>
+        <height>21</height>
+       </rect>
+      </property>
+      <property name="text">
+       <string>Afficher Les Congés</string>
+      </property>
+     </widget>
+     <widget class="QRadioButton" name="radioButton_6">
+      <property name="geometry">
+       <rect>
+        <x>210</x>
+        <y>120</y>
+        <width>121</width>
+        <height>21</height>
+       </rect>
+      </property>
+      <property name="text">
+       <string>Modifier Un Congé</string>
+      </property>
+     </widget>
+     <widget class="QPushButton" name="pushButton_10">
+      <property name="geometry">
+       <rect>
+        <x>130</x>
+        <y>210</y>
+        <width>111</width>
+        <height>21</height>
+       </rect>
+      </property>
+      <property name="text">
+       <string>OK</string>
+      </property>
+     </widget>
+     <widget class="QRadioButton" name="radioButton_7">
+      <property name="geometry">
+       <rect>
+        <x>40</x>
+        <y>160</y>
+        <width>151</width>
+        <height>21</height>
+       </rect>
+      </property>
+      <property name="text">
+       <string>Supprimer un Congé</string>
+      </property>
+     </widget>
+    </widget>
+    <zorder>groupBox_Conge</zorder>
+    <zorder>groupBox_Ajouter</zorder>
+    <zorder>groupBox_afficherEmployes</zorder>
+    <zorder>groupBox_afficherConges</zorder>
+    <zorder>groupBox</zorder>
+   </widget>
   </widget>
   <widget class="QPushButton" name="pushButton">
    <property name="geometry">
     <rect>
-     <x>1070</x>
+     <x>1190</x>
      <y>20</y>
-     <width>75</width>
+     <width>71</width>
      <height>23</height>
     </rect>
    </property>
    <property name="text">
-    <string>PushButton</string>
+    <string>Déconnecter</string>
    </property>
   </widget>
  </widget>
```
Left out of the diff: 383 changed lines with no effect on the pictures.
